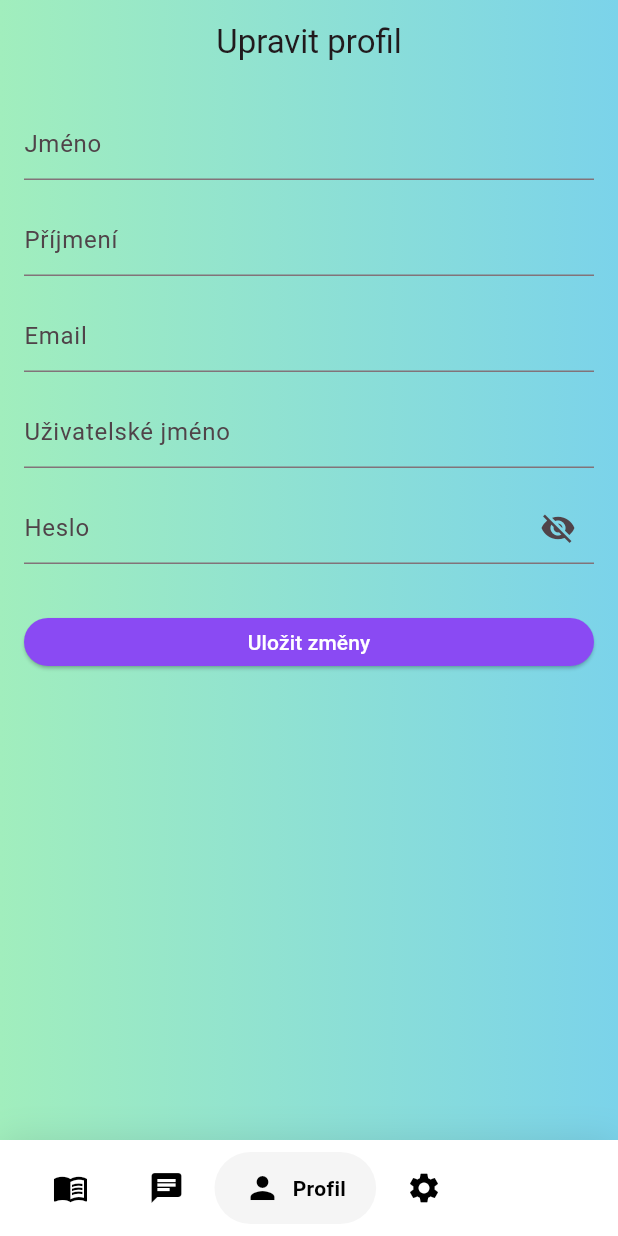
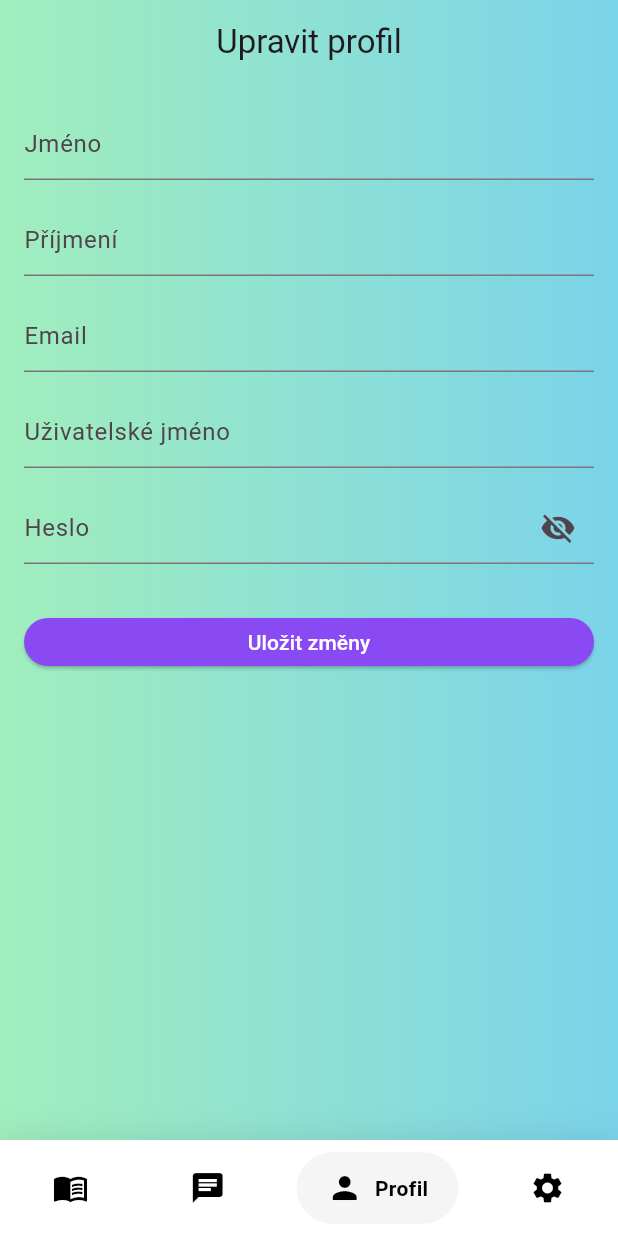
Before and after one commit to Pilnas2/Bakalarska_prace, a Flutter app: the EditProfilePage screen opened directly with empty values, on a phone screen of 412 x 824 dp. Run offline on Flutter 3.47's test engine with Material 3 defaults, Android fonts, the phone set to English and light mode, and no system bars; drawn by our look-alikes of google_nav_bar; our stand-ins replace audioplayers, firebase_core, firebase_database, firebase_storage, flutter_dotenv, introduction_screen and 3 more; accounts and stored records are empty.

Commit message:
oprava zobrazení

```diff
--- a/lib/models/custom_bottom_nav_bar.dart
+++ b/lib/models/custom_bottom_nav_bar.dart
@@ -16,6 +16,7 @@ class CustomBottomNavBar extends StatelessWidget {
   @override
   Widget build(BuildContext context) {
     return Container(
+      width: double.infinity, // Nastaví šířku na celou obrazovku
       decoration: BoxDecoration(
         color: Colors.white,
         boxShadow: [
@@ -25,8 +26,6 @@ class CustomBottomNavBar extends StatelessWidget {
       child: SafeArea(
         child: Padding(
           padding: const EdgeInsets.symmetric(horizontal: 15.0, vertical: 8),
-          child: SingleChildScrollView(
-            scrollDirection: Axis.horizontal,
           child: GNav(
             rippleColor: Colors.grey[300]!,
             hoverColor: Colors.grey[100]!,
@@ -48,7 +47,6 @@ class CustomBottomNavBar extends StatelessWidget {
           ),
         ),
       ),
-      ),
     );
   }
 }
--- a/lib/views/listening_page.dart
+++ b/lib/views/listening_page.dart
@@ -118,9 +118,7 @@ class _ListeningPageState extends State<ListeningPage> {
                 ),
               ),
             SizedBox(
-              height:
-                  MediaQuery.of(context).size.height / 2 -
-                  MediaQuery.of(context).size.height * 0.1,
+              height: MediaQuery.of(context).size.height / 2,
               child: PageView(
                 controller: _pageController, // Použití PageControlleru
                 scrollDirection: Axis.horizontal, // Nastaví swipování do stran
--- a/lib/views/vocabulary_page.dart
+++ b/lib/views/vocabulary_page.dart
@@ -102,9 +102,7 @@ class _VocabularyPageState extends State<VocabularyPage> {
                     ),
                   ),
                 SizedBox(
-                  height:
-                      MediaQuery.of(context).size.height / 2 -
-                      MediaQuery.of(context).size.height * 0.1,
+                  height: MediaQuery.of(context).size.height / 2,
                   child: PageView(
                     controller: _pageController,
                     scrollDirection: Axis.horizontal,
```
Also changed, not shown: lib/main.dart (+0 -11 lines). Lines whose indentation alone changed are shown as unchanged.
